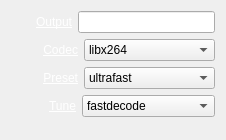
Above: trunk/Widgets/Inspector/InspectorFileRecorderWidget.ui from cambell-prince/casparcg-client before the change. Below: the same form after it.
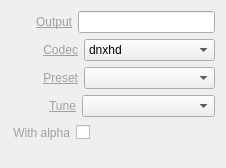
That is the form after the change.

Commit message: - FIX: Can not seeking in media if the length is zero. - NEW: Added support for recording with separated alpha in CasparCG 2.0.4.

Diff of the .ui file:
```diff
--- a/trunk/Widgets/Inspector/InspectorFileRecorderWidget.ui
+++ b/trunk/Widgets/Inspector/InspectorFileRecorderWidget.ui
@@ -7,7 +7,7 @@
     <x>0</x>
     <y>0</y>
     <width>226</width>
-    <height>140</height>
+    <height>168</height>
    </rect>
   </property>
   <property name="sizePolicy">
@@ -38,7 +38,7 @@
      <item>
       <widget class="QLabel" name="labelOutput">
        <property name="text">
-        <string>&lt;a href=&quot;Output&quot; style=&quot;color: white;&quot;&gt;Output&lt;/a&gt;</string>
+        <string>&lt;a href=&quot;Output&quot; style=&quot;color: #A0A0A0;&quot;&gt;Output&lt;/a&gt;</string>
        </property>
        <property name="alignment">
         <set>Qt::AlignRight|Qt::AlignTrailing|Qt::AlignVCenter</set>
@@ -71,7 +71,7 @@
      <item>
       <widget class="QLabel" name="labelCodec">
        <property name="text">
-        <string>&lt;a href=&quot;Codec&quot; style=&quot;color: white;&quot;&gt;Codec&lt;/a&gt;</string>
+        <string>&lt;a href=&quot;Codec&quot; style=&quot;color: #A0A0A0;&quot;&gt;Codec&lt;/a&gt;</string>
        </property>
        <property name="alignment">
         <set>Qt::AlignRight|Qt::AlignTrailing|Qt::AlignVCenter</set>
@@ -86,6 +86,11 @@
          <verstretch>0</verstretch>
         </sizepolicy>
        </property>
+       <item>
+        <property name="text">
+         <string>dnxhd</string>
+        </property>
+       </item>
        <item>
         <property name="text">
          <string>libx264</string>
@@ -116,7 +121,7 @@
      <item>
       <widget class="QLabel" name="labelPreset">
        <property name="text">
-        <string>&lt;a href=&quot;Preset&quot; style=&quot;color: white;&quot;&gt;Preset&lt;/a&gt;</string>
+        <string>&lt;a href=&quot;Preset&quot; style=&quot;color: #A0A0A0;&quot;&gt;Preset&lt;/a&gt;</string>
        </property>
        <property name="alignment">
         <set>Qt::AlignRight|Qt::AlignTrailing|Qt::AlignVCenter</set>
@@ -131,6 +136,11 @@
          <verstretch>0</verstretch>
         </sizepolicy>
        </property>
+       <item>
+        <property name="text">
+         <string/>
+        </property>
+       </item>
        <item>
         <property name="text">
          <string>ultrafast</string>
@@ -161,7 +171,7 @@
      <item>
       <widget class="QLabel" name="labelTune">
        <property name="text">
-        <string>&lt;a href=&quot;Tune&quot; style=&quot;color: white;&quot;&gt;Tune&lt;/a&gt;</string>
+        <string>&lt;a href=&quot;Tune&quot; style=&quot;color: #A0A0A0;&quot;&gt;Tune&lt;/a&gt;</string>
        </property>
        <property name="alignment">
         <set>Qt::AlignRight|Qt::AlignTrailing|Qt::AlignVCenter</set>
@@ -176,6 +186,11 @@
          <verstretch>0</verstretch>
         </sizepolicy>
        </property>
+       <item>
+        <property name="text">
+         <string/>
+        </property>
+       </item>
        <item>
         <property name="text">
          <string>fastdecode</string>
@@ -185,6 +200,59 @@
      </item>
     </layout>
    </item>
+   <item>
+    <layout class="QHBoxLayout" name="horizontalLayoutWithAlpha">
+     <item>
+      <spacer name="horizontalSpacerWithAlpha1">
+       <property name="orientation">
+        <enum>Qt::Horizontal</enum>
+       </property>
+       <property name="sizeType">
+        <enum>QSizePolicy::Fixed</enum>
+       </property>
+       <property name="sizeHint" stdset="0">
+        <size>
+         <width>2</width>
+         <height>20</height>
+        </size>
+       </property>
+      </spacer>
+     </item>
+     <item>
+      <widget class="QLabel" name="labelWithAlpha">
+       <property name="text">
+        <string>&lt;a href=&quot;With alpha&quot; style=&quot;color: #A0A0A0;&quot;&gt;With alpha&lt;/a&gt;</string>
+       </property>
+       <property name="alignment">
+        <set>Qt::AlignRight|Qt::AlignTrailing|Qt::AlignVCenter</set>
+       </property>
+      </widget>
+     </item>
+     <item>
+      <widget class="QCheckBox" name="checkBoxWithAlpha">
+       <property name="layoutDirection">
+        <enum>Qt::RightToLeft</enum>
+       </property>
+       <property name="text">
+        <string/>
+       </property>
+      </widget>
+     </item>
+     <item>
+      <spacer name="horizontalSpacerWithAlpha2">
+       <property name="orientation">
+        <enum>Qt::Horizontal</enum>
+       </property>
+       <property name="sizeHint" stdset="0">
+        <size>
+         <width>40</width>
+         <height>20</height>
+        </size>
+       </property>
+      </spacer>
+     </item>
+    </layout>
+   </item>
    <item>
     <spacer name="verticalSpacerFileRecorder">
      <property name="orientation">
```
Left out of the diff: 78 changed lines with no effect on the pictures. The commit also changes 32 other files.
